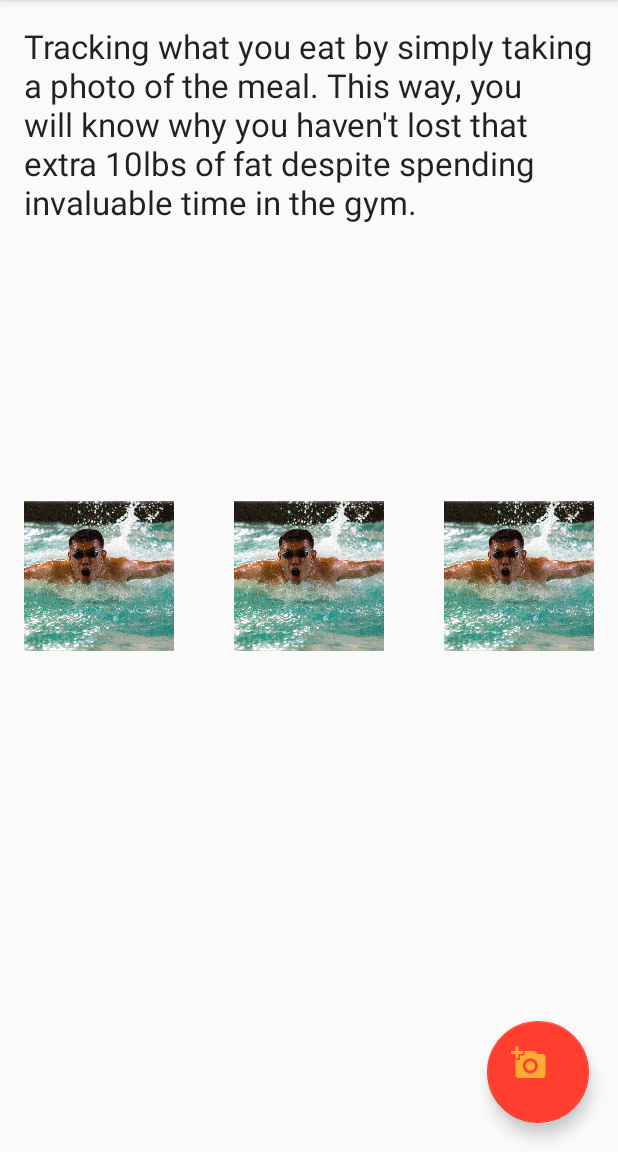
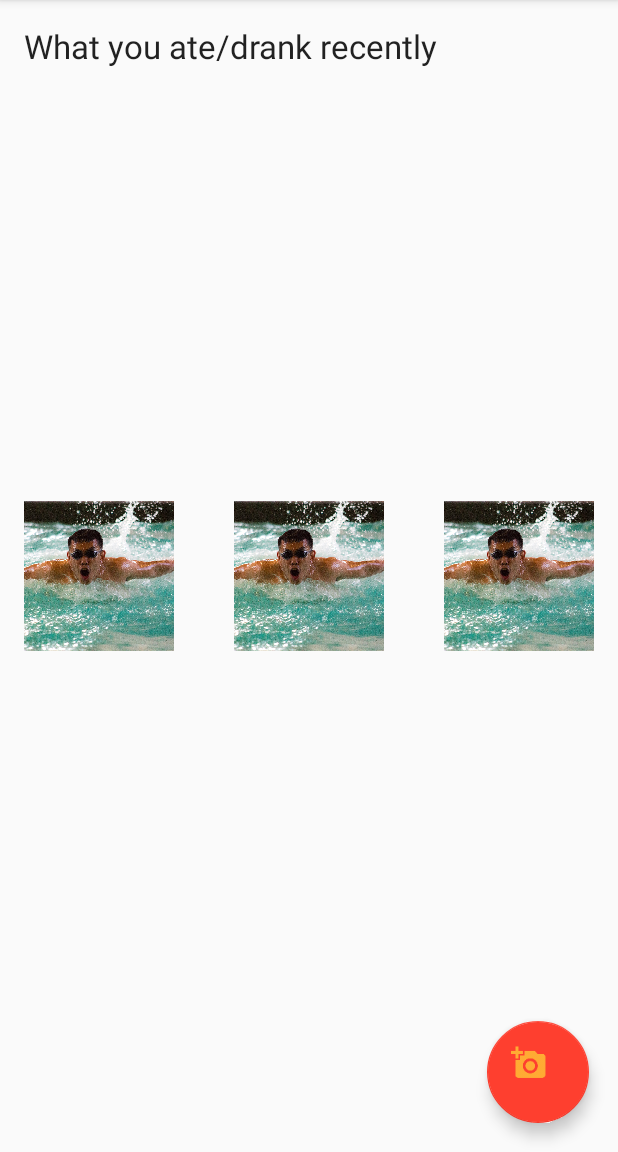
Before and after one commit to pdtran3k6/MealTracker, an Android app: the screen it shows after launch (MainActivity), on a phone screen of 412 x 824 dp, the part 84-1236 px from its top. Run offline under Robolectric (Android 15) with nearby library versions, the phone set to English and light mode, and no system bars.

Commit message:
Fixed issue: image doesn't display in ImageView Changed text

```diff
--- a/app/src/main/res/values/strings.xml
+++ b/app/src/main/res/values/strings.xml
@@ -1,5 +1,5 @@
 <resources>
     <string name="app_name">Meal Tracker</string>
     <string name="contact_me">Contact me</string>
-    <string name="app_description">Tracking what you eat by simply taking a photo of the meal. This way, you will know why you haven\'t lost that extra 10lbs of fat despite spending invaluable time in the gym.</string>
+    <string name="app_description">What you ate/drank recently</string>
 </resources>
```
Also changed, not shown: app/src/main/res/drawable-nodpi/me_swimming.jpg (renamed from app/src/main/res/drawable/me_swimming.jpg).
